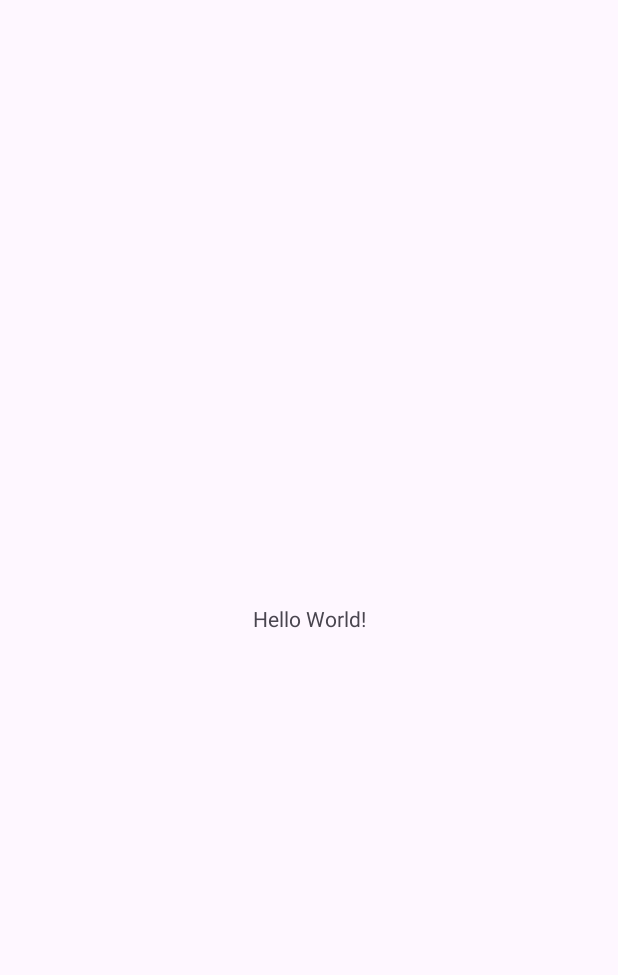
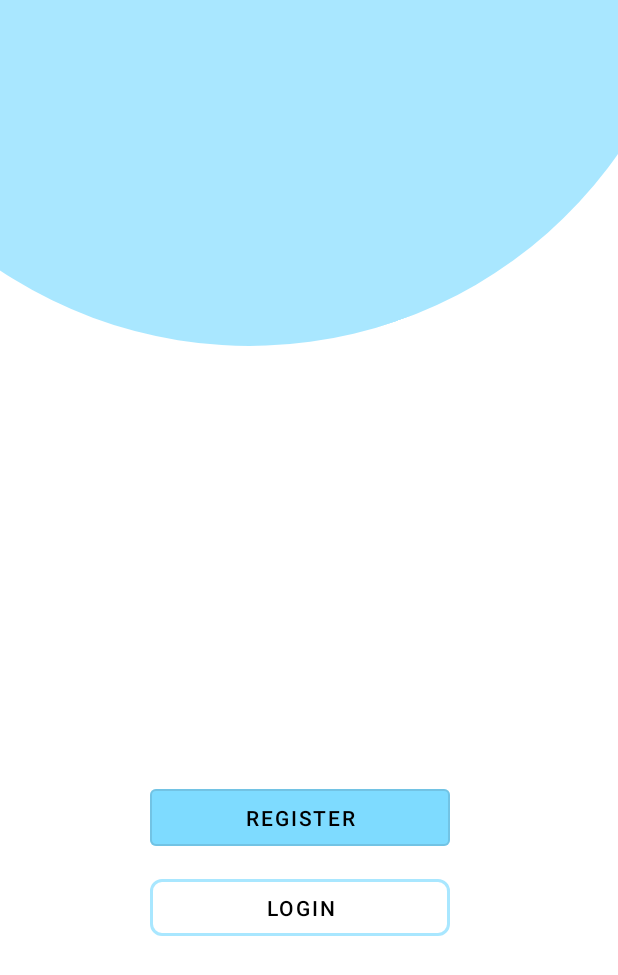
Before and after one commit to HarinduVihan/MAD-CW-2025, an Android app: the screen it shows after launch (MainActivity), on a phone screen of 412 x 824 dp. Before the commit the part shown is almost empty. Shown: the top 975 px of the screen. Run offline under Robolectric (Android 15) with nearby library versions, the phone set to English and light mode, and no system bars.

Commit message:
admin login page ui

```diff
--- /dev/null
+++ b/ScienceMoreAdmin/app/src/main/res/drawable/rounded_button.xml
@@ -0,0 +1,8 @@
+<?xml version="1.0" encoding="utf-8"?>
+<shape xmlns:android="http://schemas.android.com/apk/res/android"
+    android:shape="rectangle" >
+
+    <solid android:color="@color/buttonBlue" />
+    <corners android:radius="10dp" />
+
+</shape>
--- /dev/null
+++ b/ScienceMoreAdmin/app/src/main/res/drawable/rounded_inputs.xml
@@ -0,0 +1,8 @@
+<?xml version="1.0" encoding="utf-8"?>
+<shape xmlns:android="http://schemas.android.com/apk/res/android"
+    android:shape="rectangle" >
+
+    <solid android:color="@color/transparent" />
+    <corners android:radius="50dp" />
+    <stroke android:width="5px" android:color="@color/lightBlue" />
+</shape>
--- /dev/null
+++ b/ScienceMoreAdmin/app/src/main/res/drawable/rounded_layout.xml
@@ -0,0 +1,6 @@
+<?xml version="1.0" encoding="utf-8"?>
+<shape xmlns:android="http://schemas.android.com/apk/res/android"
+    android:shape="rectangle" >
+
+    <corners android:radius="1000dp" />
+</shape>
--- a/ScienceMoreAdmin/app/src/main/res/layout/activity_main.xml
+++ b/ScienceMoreAdmin/app/src/main/res/layout/activity_main.xml
@@ -1,11 +1,26 @@
 <?xml version="1.0" encoding="utf-8"?>
-<androidx.constraintlayout.widget.ConstraintLayout xmlns:android="http://schemas.android.com/apk/res/android"
+<LinearLayout xmlns:android="http://schemas.android.com/apk/res/android"
     xmlns:app="http://schemas.android.com/apk/res-auto"
     xmlns:tools="http://schemas.android.com/tools"
     android:id="@+id/main"
     android:layout_width="match_parent"
     android:layout_height="match_parent"
-    tools:context=".MainActivity">
+    tools:context=".MainActivity"
+    android:orientation="vertical"
+    android:background="@color/white">
+
+    <LinearLayout
+        android:layout_width="600dp"
+        android:layout_height="700dp"
+        android:background="@drawable/rounded_layout"
+        android:backgroundTint="@color/lightBlue"
+        android:paddingLeft="10px"
+        android:rotation="-19"
+        android:rotationX="0"
+        android:translationX="-150dp"
+        android:translationY="-700px"
+        android:layout_margin="-100px"
+        android:padding="-100px">
 
         <TextView
             android:layout_width="wrap_content"
@@ -15,5 +30,41 @@
             app:layout_constraintEnd_toEndOf="parent"
             app:layout_constraintStart_toStartOf="parent"
             app:layout_constraintTop_toTopOf="parent" />
+    </LinearLayout>
 
-</androidx.constraintlayout.widget.ConstraintLayout>
+    <com.google.android.material.button.MaterialButton
+        style="@style/Widget.MaterialComponents.Button.OutlinedButton"
+        android:id="@+id/btnRegister"
+        android:layout_width="200dp"
+        android:layout_height="50dp"
+        android:text="Register"
+        android:textColor="@color/black"
+        android:transformPivotY="-100px"
+        android:translationX="100dp"
+        android:translationY="-180dp"
+        android:backgroundTint="@color/lightBlue"
+        android:layout_marginBottom="10dp">
+    </com.google.android.material.button.MaterialButton>
+
+    <com.google.android.material.button.MaterialButton
+        style="@style/Widget.MaterialComponents.Button.OutlinedButton"
+        android:layout_width="200dp"
+        android:layout_height="50dp"
+        android:id="@+id/btnLogin"
+        android:text="Login"
+        android:textColor="@color/black"
+        android:transformPivotY="-100px"
+        android:translationX="100dp"
+        android:translationY="-180dp"
+        android:backgroundTint="@android:color/transparent"
+        app:cornerRadius="8dp"
+        app:strokeColor="@color/lightBlue"
+        app:strokeWidth="2dp"
+        >
+    </com.google.android.material.button.MaterialButton>
+
+
+<!--    android:background="@drawable/rounded_inputs"-->
+
+
+</LinearLayout>
--- a/ScienceMoreAdmin/app/src/main/res/values/colors.xml
+++ b/ScienceMoreAdmin/app/src/main/res/values/colors.xml
@@ -2,4 +2,7 @@
 <resources>
     <color name="black">#FF000000</color>
     <color name="white">#FFFFFFFF</color>
+    <color name="lightBlue">#8054d0ff</color>
+    <color name="buttonBlue">#8054d0ff</color>
+    <color name="transparent">#00FFFFFF</color>
 </resources>
```
Lines whose indentation alone changed are shown as unchanged.
